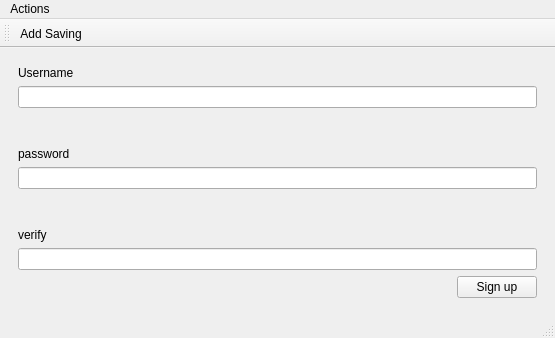
This is mainwindow.ui in EmreBilal98/Saving_Organizator as Qt 5 draws it before an edit. The edited form follows.
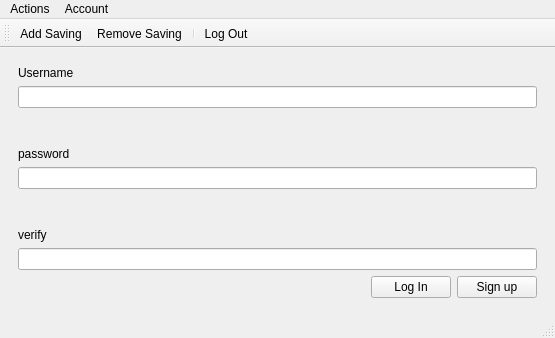
This is the edited form. The open tabs and pages were chosen to show the change. Icons and pictures are not drawn.

Commit message: saving silme ve log out  action'u eklendi

Patch:
```diff
--- a/mainwindow.ui
+++ b/mainwindow.ui
@@ -168,6 +168,13 @@
                 </property>
                </spacer>
               </item>
+              <item>
+               <widget class="QPushButton" name="btnsuLogIn">
+                <property name="text">
+                 <string>Log In</string>
+                </property>
+               </widget>
+              </item>
               <item>
                <widget class="QPushButton" name="btnSignUp">
                 <property name="text">
@@ -201,8 +208,16 @@
      <string>Actions</string>
     </property>
     <addaction name="actionAdd_Saving"/>
+    <addaction name="actionRemove_Saving"/>
+   </widget>
+   <widget class="QMenu" name="menuAccount">
+    <property name="title">
+     <string>Account</string>
+    </property>
+    <addaction name="actionLog_Out"/>
    </widget>
    <addaction name="menuActions"/>
+   <addaction name="menuAccount"/>
   </widget>
   <widget class="QStatusBar" name="statusbar"/>
   <widget class="QToolBar" name="toolBar">
@@ -216,6 +231,9 @@
     <bool>false</bool>
    </attribute>
    <addaction name="actionAdd_Saving"/>
+   <addaction name="actionRemove_Saving"/>
+   <addaction name="separator"/>
+   <addaction name="actionLog_Out"/>
   </widget>
   <action name="actionAdd_Saving">
    <property name="icon">
@@ -228,6 +246,28 @@
     <enum>QAction::MenuRole::NoRole</enum>
    </property>
   </action>
+  <action name="actionRemove_Saving">
+   <property name="icon">
+    <iconset theme="list-remove"/>
+   </property>
+   <property name="text">
+    <string>Remove Saving</string>
+   </property>
+   <property name="menuRole">
+    <enum>QAction::MenuRole::NoRole</enum>
+   </property>
+  </action>
+  <action name="actionLog_Out">
+   <property name="icon">
+    <iconset theme="system-log-out"/>
+   </property>
+   <property name="text">
+    <string>Log Out</string>
+   </property>
+   <property name="menuRole">
+    <enum>QAction::MenuRole::NoRole</enum>
+   </property>
+  </action>
  </widget>
  <resources/>
  <connections/>
```
Left out of the diff: 2 changed lines with no effect on the pictures. The commit also changes 8 other files.
